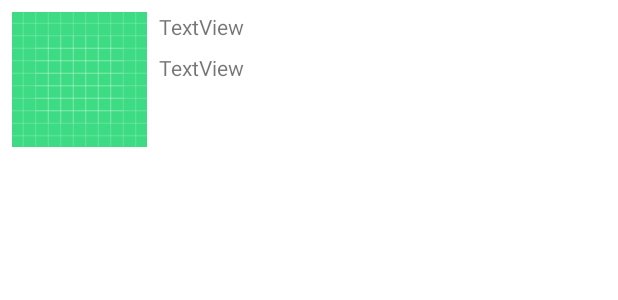
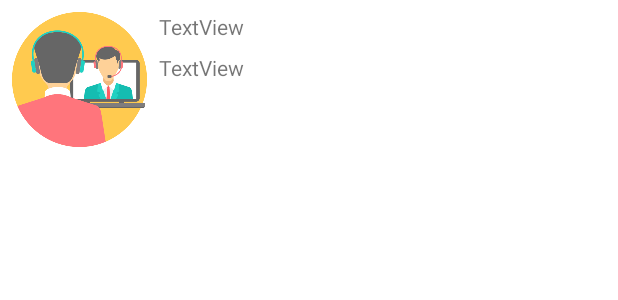
Before and after one commit to anhhv29/Chat-FireBase, an Android app: the layout user.xml on its own in the app's theme, with its tools: preview values and no code run, on a phone screen of 412 x 824 dp. Shown: the top 300 px of the screen. Run offline under Robolectric (Android 15) with nearby library versions, the phone set to English and light mode, and no system bars.

Commit message:
ad ic app

```diff
--- a/app/src/main/AndroidManifest.xml
+++ b/app/src/main/AndroidManifest.xml
@@ -7,9 +7,9 @@
         android:allowBackup="true"
         android:dataExtractionRules="@xml/data_extraction_rules"
         android:fullBackupContent="@xml/backup_rules"
-        android:icon="@mipmap/ic_launcher"
+        android:icon="@drawable/ic_chat"
         android:label="@string/app_name"
-        android:roundIcon="@mipmap/ic_launcher_round"
+        android:roundIcon="@drawable/ic_chat"
         android:supportsRtl="true"
         android:theme="@style/Theme.Chat"
         tools:targetApi="31">
--- a/app/src/main/res/layout/user.xml
+++ b/app/src/main/res/layout/user.xml
@@ -1,7 +1,6 @@
 <?xml version="1.0" encoding="utf-8"?>
 <androidx.constraintlayout.widget.ConstraintLayout xmlns:android="http://schemas.android.com/apk/res/android"
     xmlns:app="http://schemas.android.com/apk/res-auto"
-    xmlns:tools="http://schemas.android.com/tools"
     android:layout_width="match_parent"
     android:layout_height="wrap_content">
 
@@ -12,7 +11,7 @@
         android:layout_marginStart="8dp"
         android:layout_marginLeft="8dp"
         android:layout_marginTop="8dp"
-        android:src="@drawable/ic_launcher_background"
+        android:src="@drawable/ic_chat"
         app:layout_constraintStart_toStartOf="parent"
         app:layout_constraintTop_toTopOf="parent" />
 
```
Also changed, not shown: app/src/main/res/drawable/ic_chat.png (added).
